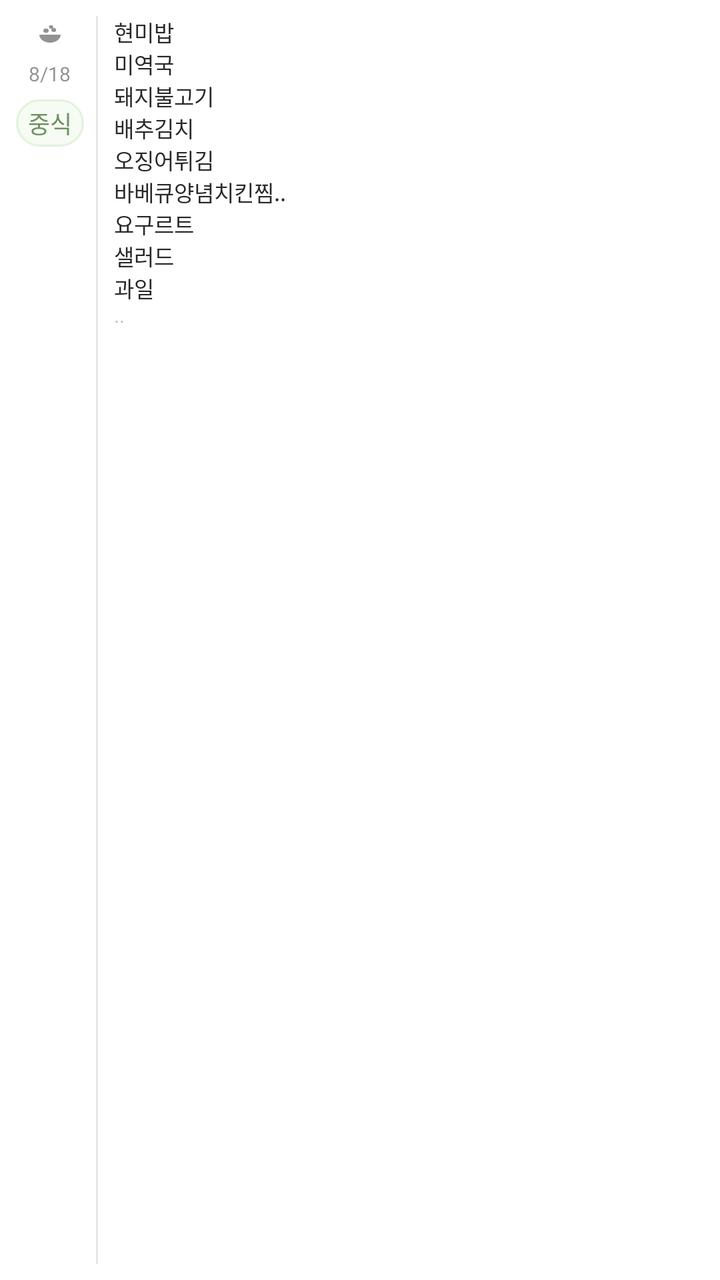
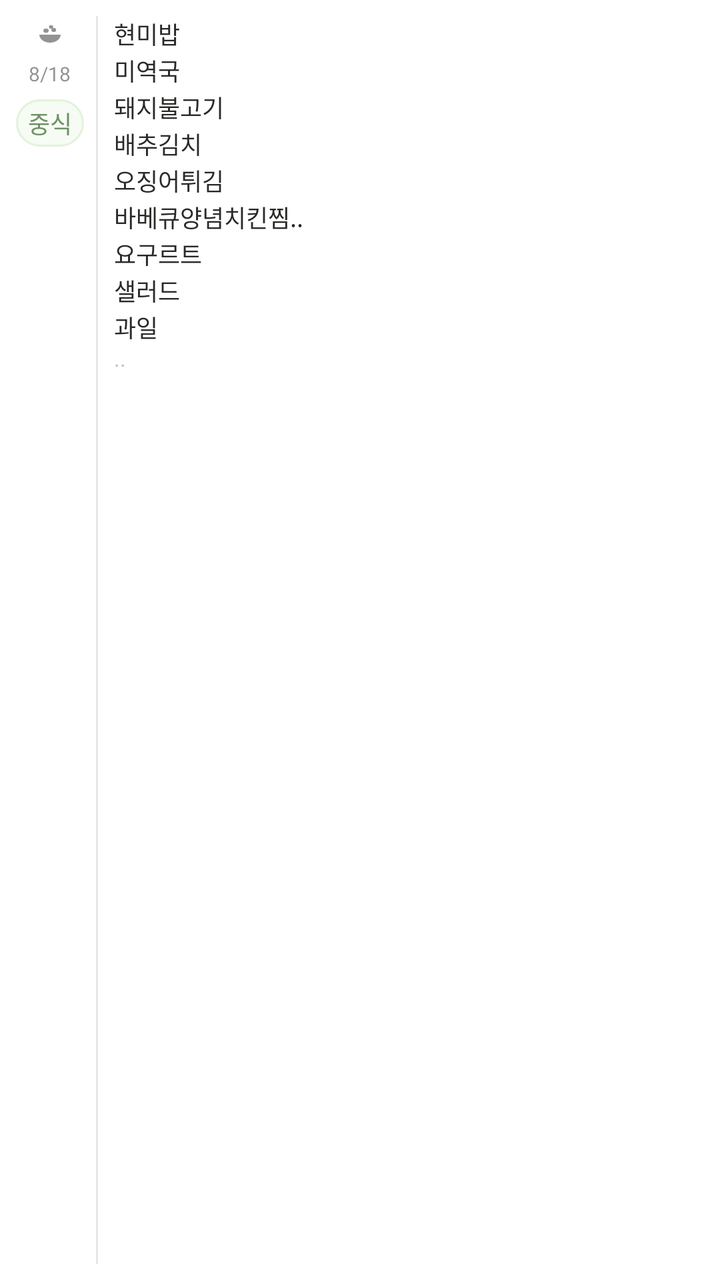

An Android layout rendered at two revisions. The XML below is the earlier revision; the diff shows what the commit changed to produce the second picture.
<!-- AndroidManifest.xml: fallback theme Theme.MaterialComponents.DayNight.NoActionBar -->
<!-- res/layout/youth_paper_preview_meal.xml -->
<?xml version="1.0" encoding="utf-8"?>
<LinearLayout xmlns:android="http://schemas.android.com/apk/res/android"
  android:layout_width="match_parent"
  android:layout_height="match_parent"
  android:background="#FFFFFF"
  android:orientation="horizontal"
  android:padding="8dp">

  <LinearLayout
    android:layout_width="wrap_content"
    android:layout_height="match_parent"
    android:gravity="center_horizontal"
    android:minWidth="28dp"
    android:orientation="vertical"
    android:paddingRight="0dp">

    <ImageView
      android:layout_width="16dp"
      android:layout_height="16dp"
      android:contentDescription="@null"
      android:src="@drawable/ic_meal_rice" />

    <TextView
      android:layout_width="wrap_content"
      android:layout_height="wrap_content"
      android:layout_marginTop="6dp"
      android:gravity="center"
      android:text="8/18"
      android:textColor="#80272A26"
      android:textSize="10sp" />

    <TextView
      android:layout_width="wrap_content"
      android:layout_height="wrap_content"
      android:layout_marginTop="6dp"
      android:background="@drawable/meal_type_badge"
      android:paddingLeft="6dp"
      android:paddingTop="3dp"
      android:paddingRight="6dp"
      android:paddingBottom="3dp"
      android:text="중식"
      android:textColor="#FF6F9163"
      android:textSize="12sp" />
  </LinearLayout>

  <TextView
    android:layout_width="1dp"
    android:layout_height="match_parent"
    android:layout_marginLeft="6dp"
    android:layout_marginRight="8dp"
    android:background="#FFE6E6E6"
    android:text="" />

  <LinearLayout
    android:layout_width="0dp"
    android:layout_height="match_parent"
    android:layout_weight="1"
    android:gravity="top"
    android:orientation="vertical">

    <TextView android:layout_width="match_parent" android:layout_height="wrap_content" android:includeFontPadding="false" android:maxLines="1" android:text="현미밥" android:textColor="#FF272A26" android:textSize="11sp" />
    <TextView android:layout_width="match_parent" android:layout_height="wrap_content" android:includeFontPadding="false" android:maxLines="1" android:text="미역국" android:textColor="#FF272A26" android:textSize="11sp" />
    <TextView android:layout_width="match_parent" android:layout_height="wrap_content" android:includeFontPadding="false" android:maxLines="1" android:text="돼지불고기" android:textColor="#FF272A26" android:textSize="11sp" />
    <TextView android:layout_width="match_parent" android:layout_height="wrap_content" android:includeFontPadding="false" android:maxLines="1" android:text="배추김치" android:textColor="#FF272A26" android:textSize="11sp" />
    <TextView android:layout_width="match_parent" android:layout_height="wrap_content" android:includeFontPadding="false" android:maxLines="1" android:text="오징어튀김" android:textColor="#FF272A26" android:textSize="11sp" />
    <TextView android:layout_width="match_parent" android:layout_height="wrap_content" android:includeFontPadding="false" android:maxLines="1" android:text="바베큐양념치킨찜.." android:textColor="#FF272A26" android:textSize="11sp" />
    <TextView android:layout_width="match_parent" android:layout_height="wrap_content" android:includeFontPadding="false" android:maxLines="1" android:text="요구르트" android:textColor="#FF272A26" android:textSize="11sp" />
    <TextView android:layout_width="match_parent" android:layout_height="wrap_content" android:includeFontPadding="false" android:maxLines="1" android:text="샐러드" android:textColor="#FF272A26" android:textSize="11sp" />
    <TextView android:layout_width="match_parent" android:layout_height="wrap_content" android:includeFontPadding="false" android:maxLines="1" android:text="과일" android:textColor="#FF272A26" android:textSize="11sp" />
    <TextView android:layout_width="match_parent" android:layout_height="wrap_content" android:includeFontPadding="false" android:maxLines="1" android:text=".." android:textColor="#4D272A26" android:textSize="10sp" />
  </LinearLayout>
</LinearLayout>
<!-- resources referenced by this layout -->
<resources>
  <!-- drawable ic_meal_rice (drawable) -->
  <?xml version="1.0" encoding="utf-8"?>
  <vector xmlns:android="http://schemas.android.com/apk/res/android"
    android:width="16dp"
    android:height="16dp"
    android:viewportWidth="24"
    android:viewportHeight="24">
    <path
      android:fillColor="#80272A26"
      android:pathData="M4,14c0,3.3 3.6,6 8,6s8,-2.7 8,-6H4z" />
    <path
      android:fillColor="#80272A26"
      android:pathData="M7,11a2,1.6 0,1 0,4 0a2,1.6 0,1 0,-4 0zM13,10.5a1.8,1.5 0,1 0,3.6 0a1.8,1.5 0,1 0,-3.6 0zM11.2,8.2a1.6,1.3 0,1 0,3.2 0a1.6,1.3 0,1 0,-3.2 0z" />
  </vector>
  <!-- drawable meal_type_badge (drawable) -->
  <?xml version="1.0" encoding="utf-8"?>
  <shape xmlns:android="http://schemas.android.com/apk/res/android"
    android:shape="rectangle">
    <solid android:color="#1AA6DA95" />
    <stroke
      android:width="1dp"
      android:color="#4DA6DA95" />
    <corners android:radius="999dp" />
  </shape>
</resources>

<!-- the commit's change to res/layout/youth_paper_preview_meal.xml (unified diff, before → after) -->
@@ -58,15 +58,15 @@
     android:gravity="top"
     android:orientation="vertical">
 
-    <TextView android:layout_width="match_parent" android:layout_height="wrap_content" android:includeFontPadding="false" android:maxLines="1" android:text="현미밥" android:textColor="#FF272A26" android:textSize="11sp" />
-    <TextView android:layout_width="match_parent" android:layout_height="wrap_content" android:includeFontPadding="false" android:maxLines="1" android:text="미역국" android:textColor="#FF272A26" android:textSize="11sp" />
-    <TextView android:layout_width="match_parent" android:layout_height="wrap_content" android:includeFontPadding="false" android:maxLines="1" android:text="돼지불고기" android:textColor="#FF272A26" android:textSize="11sp" />
-    <TextView android:layout_width="match_parent" android:layout_height="wrap_content" android:includeFontPadding="false" android:maxLines="1" android:text="배추김치" android:textColor="#FF272A26" android:textSize="11sp" />
-    <TextView android:layout_width="match_parent" android:layout_height="wrap_content" android:includeFontPadding="false" android:maxLines="1" android:text="오징어튀김" android:textColor="#FF272A26" android:textSize="11sp" />
-    <TextView android:layout_width="match_parent" android:layout_height="wrap_content" android:includeFontPadding="false" android:maxLines="1" android:text="바베큐양념치킨찜.." android:textColor="#FF272A26" android:textSize="11sp" />
-    <TextView android:layout_width="match_parent" android:layout_height="wrap_content" android:includeFontPadding="false" android:maxLines="1" android:text="요구르트" android:textColor="#FF272A26" android:textSize="11sp" />
-    <TextView android:layout_width="match_parent" android:layout_height="wrap_content" android:includeFontPadding="false" android:maxLines="1" android:text="샐러드" android:textColor="#FF272A26" android:textSize="11sp" />
-    <TextView android:layout_width="match_parent" android:layout_height="wrap_content" android:includeFontPadding="false" android:maxLines="1" android:text="과일" android:textColor="#FF272A26" android:textSize="11sp" />
-    <TextView android:layout_width="match_parent" android:layout_height="wrap_content" android:includeFontPadding="false" android:maxLines="1" android:text=".." android:textColor="#4D272A26" android:textSize="10sp" />
+    <TextView android:layout_width="match_parent" android:layout_height="wrap_content" android:includeFontPadding="false" android:maxLines="1" android:text="현미밥" android:textColor="#FF272A26" android:textSize="12sp" />
+    <TextView android:layout_width="match_parent" android:layout_height="wrap_content" android:layout_marginTop="1dp" android:includeFontPadding="false" android:maxLines="1" android:text="미역국" android:textColor="#FF272A26" android:textSize="12sp" />
+    <TextView android:layout_width="match_parent" android:layout_height="wrap_content" android:layout_marginTop="1dp" android:includeFontPadding="false" android:maxLines="1" android:text="돼지불고기" android:textColor="#FF272A26" android:textSize="12sp" />
+    <TextView android:layout_width="match_parent" android:layout_height="wrap_content" android:layout_marginTop="1dp" android:includeFontPadding="false" android:maxLines="1" android:text="배추김치" android:textColor="#FF272A26" android:textSize="12sp" />
+    <TextView android:layout_width="match_parent" android:layout_height="wrap_content" android:layout_marginTop="1dp" android:includeFontPadding="false" android:maxLines="1" android:text="오징어튀김" android:textColor="#FF272A26" android:textSize="12sp" />
+    <TextView android:layout_width="match_parent" android:layout_height="wrap_content" android:layout_marginTop="1dp" android:includeFontPadding="false" android:maxLines="1" android:text="바베큐양념치킨찜.." android:textColor="#FF272A26" android:textSize="12sp" />
+    <TextView android:layout_width="match_parent" android:layout_height="wrap_content" android:layout_marginTop="1dp" android:includeFontPadding="false" android:maxLines="1" android:text="요구르트" android:textColor="#FF272A26" android:textSize="12sp" />
+    <TextView android:layout_width="match_parent" android:layout_height="wrap_content" android:layout_marginTop="1dp" android:includeFontPadding="false" android:maxLines="1" android:text="샐러드" android:textColor="#FF272A26" android:textSize="12sp" />
+    <TextView android:layout_width="match_parent" android:layout_height="wrap_content" android:layout_marginTop="1dp" android:includeFontPadding="false" android:maxLines="1" android:text="과일" android:textColor="#FF272A26" android:textSize="12sp" />
+    <TextView android:layout_width="match_parent" android:layout_height="wrap_content" android:layout_marginTop="1dp" android:includeFontPadding="false" android:maxLines="1" android:text=".." android:textColor="#4D272A26" android:textSize="11sp" />
   </LinearLayout>
 </LinearLayout>
